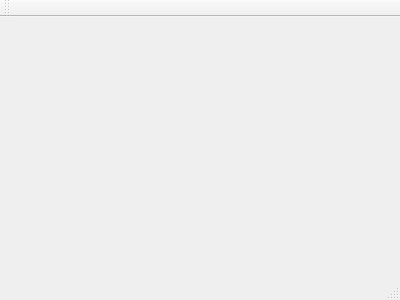
This is mainwindow.ui in avplayer/avtalk as Qt 5 draws it before an edit. The edited form follows.
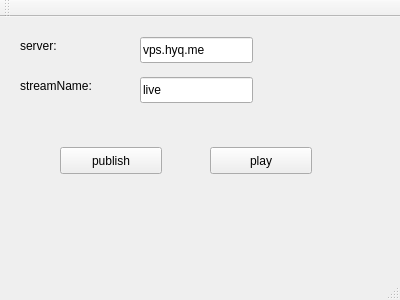
This is the edited form.

The edit to the form file:
```diff
--- a/mainwindow.ui
+++ b/mainwindow.ui
@@ -12,13 +12,107 @@
   <property name="windowTitle" >
    <string>MainWindow</string>
   </property>
-  <widget class="QMenuBar" name="menuBar" />
-  <widget class="QToolBar" name="mainToolBar" />
-  <widget class="QWidget" name="centralWidget" />
-  <widget class="QStatusBar" name="statusBar" />
+  <widget class="QWidget" name="centralWidget">
+   <widget class="QLabel" name="label">
+    <property name="geometry">
+     <rect>
+      <x>20</x>
+      <y>20</y>
+      <width>64</width>
+      <height>18</height>
+     </rect>
+    </property>
+    <property name="text">
+     <string>server:</string>
+    </property>
+   </widget>
+   <widget class="QLabel" name="label_2">
+    <property name="geometry">
+     <rect>
+      <x>20</x>
+      <y>60</y>
+      <width>111</width>
+      <height>18</height>
+     </rect>
+    </property>
+    <property name="text">
+     <string>streamName:</string>
+    </property>
+   </widget>
+   <widget class="QLineEdit" name="edit_server">
+    <property name="geometry">
+     <rect>
+      <x>140</x>
+      <y>20</y>
+      <width>113</width>
+      <height>26</height>
+     </rect>
+    </property>
+    <property name="text">
+     <string>vps.hyq.me</string>
+    </property>
+   </widget>
+   <widget class="QLineEdit" name="edit_stream_name">
+    <property name="geometry">
+     <rect>
+      <x>140</x>
+      <y>60</y>
+      <width>113</width>
+      <height>26</height>
+     </rect>
+    </property>
+    <property name="text">
+     <string>live</string>
+    </property>
+   </widget>
+   <widget class="QPushButton" name="button_publish">
+    <property name="geometry">
+     <rect>
+      <x>60</x>
+      <y>130</y>
+      <width>102</width>
+      <height>27</height>
+     </rect>
+    </property>
+    <property name="text">
+     <string>publish</string>
+    </property>
+   </widget>
+   <widget class="QPushButton" name="button_play">
+    <property name="geometry">
+     <rect>
+      <x>210</x>
+      <y>130</y>
+      <width>102</width>
+      <height>27</height>
+     </rect>
+    </property>
+    <property name="text">
+     <string>play</string>
+    </property>
+   </widget>
+  </widget>
+  <widget class="QMenuBar" name="menuBar">
+   <property name="geometry">
+    <rect>
+     <x>0</x>
+     <y>0</y>
+     <width>400</width>
+     <height>24</height>
+    </rect>
+   </property>
+  </widget>
+  <widget class="QToolBar" name="mainToolBar">
+   <attribute name="toolBarArea">
+    <enum>TopToolBarArea</enum>
+   </attribute>
+   <attribute name="toolBarBreak">
+    <bool>false</bool>
+   </attribute>
+  </widget>
+  <widget class="QStatusBar" name="statusBar"/>
  </widget>
- <layoutDefault spacing="6" margin="11" />
- <pixmapfunction></pixmapfunction>
+ <layoutdefault spacing="6" margin="11"/>
  <resources/>
  <connections/>
 </ui>
```
Left out of the diff: 7 changed lines with no effect on the pictures.
